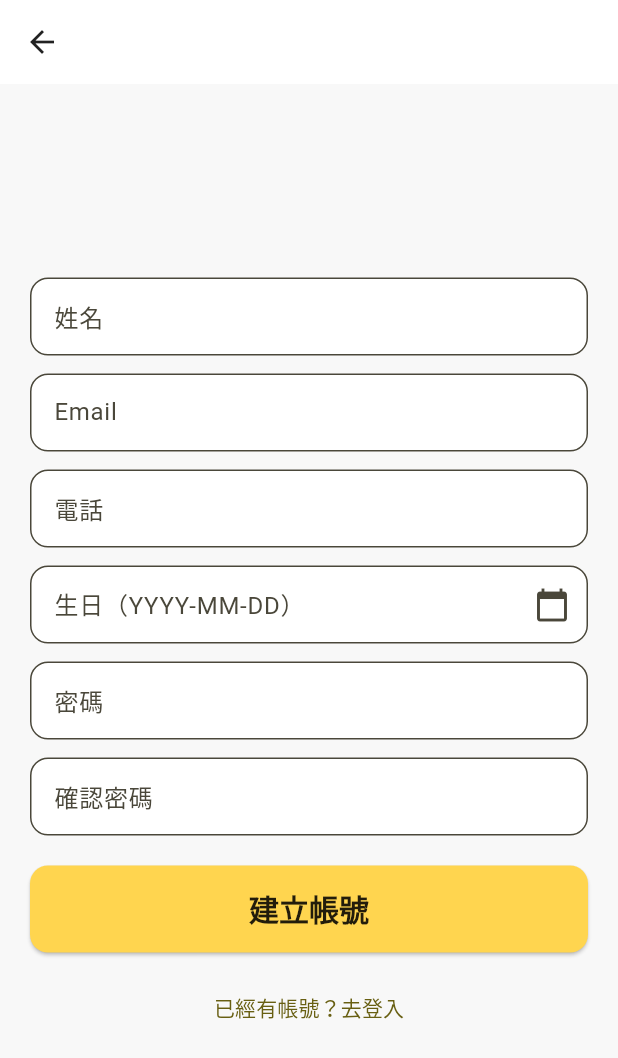
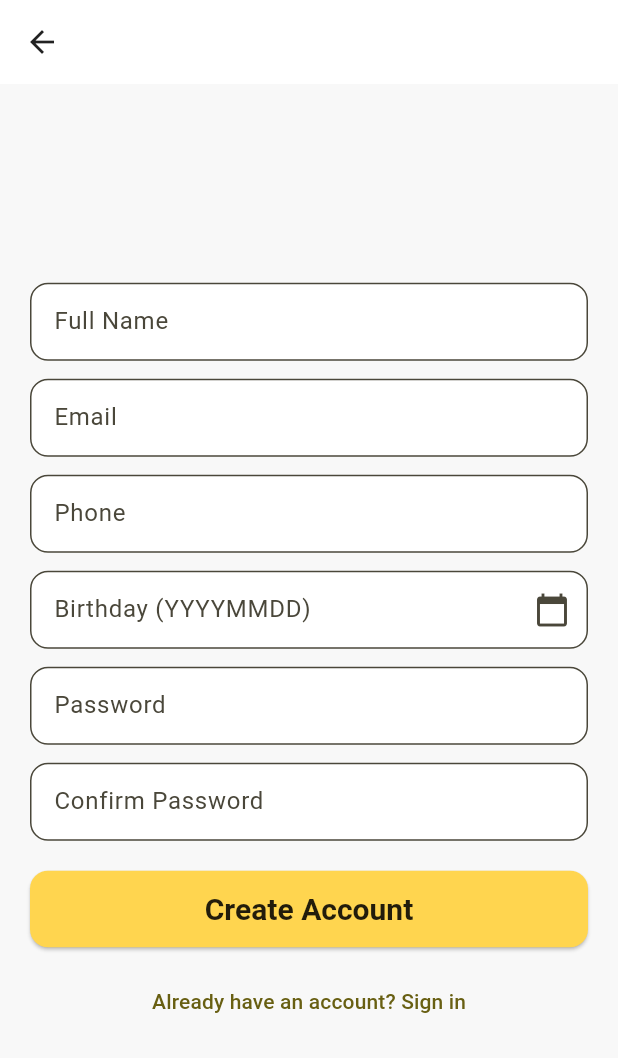
Before and after one commit to Felix-0901/Plant_APP, a Flutter app: the SignupPage screen opened by its route, on a phone screen of 412 x 824 dp. Shown: the top 1058 px of the screen. Run offline on Flutter 3.47's test engine with Material 3 defaults, Android fonts, the phone set to English and light mode, and no system bars.

Commit message:
英文版完成

```diff
--- a/lib/pages/login_page.dart
+++ b/lib/pages/login_page.dart
@@ -33,15 +33,14 @@ class _LoginPageState extends State<LoginPage> {
         email: _email.text.trim(),
         password: _password.text,
       );
-      // 成功：直接進主頁（不彈匡）
-      // 可視需要保存 email/token
+      // Success → go to Home (no dialog)
       // ignore: avoid_print
       print('Login OK => $res');
       if (!mounted) return;
       Navigator.pushReplacementNamed(context, '/home');
     } catch (e) {
-      // 失敗：顯示伺服器 message（有 OK 鈕）
-      await showAlert(context, e.toString(), title: '登入失敗');
+      // Failure → show error dialog from server message
+      await showAlert(context, e.toString(), title: 'Login Failed');
     } finally {
       if (mounted) setState(() => _loading = false);
     }
@@ -50,7 +49,7 @@ class _LoginPageState extends State<LoginPage> {
   @override
   Widget build(BuildContext context) {
     return Scaffold(
-      appBar: AppBar(title: const Text('登入', style: AppText.title)),
+      appBar: AppBar(title: const Text('Sign In', style: AppText.title)),
       body: Center(
         child: SingleChildScrollView(
           padding: const EdgeInsets.all(20),
@@ -70,16 +69,16 @@ class _LoginPageState extends State<LoginPage> {
                   const SizedBox(height: 12),
                   CustomTextField(
                     controller: _password,
-                    label: '密碼',
+                    label: 'Password',
                     obscureText: true,
                     validator: passwordValidator,
                   ),
                   const SizedBox(height: 20),
-                  CustomButton(text: '登入', onPressed: _onLogin, loading: _loading),
+                  CustomButton(text: 'Sign In', onPressed: _onLogin, loading: _loading),
                   const SizedBox(height: 12),
                   TextButton(
                     onPressed: () => Navigator.pushReplacementNamed(context, '/signup'),
-                    child: const Text('還沒有帳號？去註冊'),
+                    child: const Text("Don't have an account? Sign up"),
                   ),
                 ],
               ),
--- a/lib/pages/signup_page.dart
+++ b/lib/pages/signup_page.dart
@@ -17,12 +17,12 @@ class _SignupPageState extends State<SignupPage> {
   final _name = TextEditingController();
   final _email = TextEditingController();
   final _phone = TextEditingController();
-  final _birthdayCtrl = TextEditingController(); // 顯示 YYYY-MM-DD
+  final _birthdayCtrl = TextEditingController(); // display YYYYMMDD
   final _password = TextEditingController();
   final _confirm = TextEditingController();
   bool _loading = false;
 
-  DateTime? _birthday; // 內部存日期
+  DateTime? _birthday; // internal date
 
   @override
   void dispose() {
@@ -47,7 +47,7 @@ class _SignupPageState extends State<SignupPage> {
     if (picked != null) {
       setState(() {
         _birthday = picked;
-        _birthdayCtrl.text = ymd(picked);
+        _birthdayCtrl.text = ymd(picked); // YYYYMMDD
       });
     }
   }
@@ -55,7 +55,7 @@ class _SignupPageState extends State<SignupPage> {
   Future<void> _onSignup() async {
     if (!_form.currentState!.validate()) return;
     if (_birthday == null) {
-      await showAlert(context, '請選擇生日', title: '欄位未完成');
+      await showAlert(context, 'Please select your birthday', title: 'Incomplete Form');
       return;
     }
 
@@ -66,15 +66,14 @@ class _SignupPageState extends State<SignupPage> {
         email: _email.text.trim(),
         password: _password.text,
         phone: _phone.text.trim(),
-        birthday: _birthdayCtrl.text, // YYYY-MM-DD
+        birthday: _birthdayCtrl.text, // YYYYMMDD
       );
-      // 成功：彈 OK 匡，按下後回登入頁
-      await showAlert(context, res['message']?.toString() ?? 'Registration successful', title: '註冊成功');
+      // Success → show OK dialog then go back to Sign In
+      await showAlert(context, res['message']?.toString() ?? 'Registration successful', title: 'Sign Up Successful');
       if (!mounted) return;
       Navigator.pushReplacementNamed(context, '/login');
     } catch (e) {
-      // 失敗：顯示伺服器 message（有 OK 鈕）
-      await showAlert(context, e.toString(), title: '註冊失敗');
+      await showAlert(context, e.toString(), title: 'Sign Up Failed');
     } finally {
       if (mounted) setState(() => _loading = false);
     }
@@ -83,7 +82,7 @@ class _SignupPageState extends State<SignupPage> {
   @override
   Widget build(BuildContext context) {
     return Scaffold(
-      appBar: AppBar(title: const Text('註冊', style: AppText.title)),
+      appBar: AppBar(title: const Text('Sign Up', style: AppText.title)),
       body: Center(
         child: SingleChildScrollView(
           padding: const EdgeInsets.all(20),
@@ -96,8 +95,8 @@ class _SignupPageState extends State<SignupPage> {
                 children: [
                   CustomTextField(
                     controller: _name,
-                    label: '姓名',
-                    validator: (v) => requiredValidator(v, label: '姓名'),
+                    label: 'Full Name',
+                    validator: (v) => requiredValidator(v, label: 'Full Name'),
                   ),
                   const SizedBox(height: 12),
                   CustomTextField(
@@ -109,17 +108,17 @@ class _SignupPageState extends State<SignupPage> {
                   const SizedBox(height: 12),
                   CustomTextField(
                     controller: _phone,
-                    label: '電話',
+                    label: 'Phone',
                     keyboardType: TextInputType.phone,
-                    validator: (v) => requiredValidator(v, label: '電話'),
+                    validator: (v) => requiredValidator(v, label: 'Phone'),
                   ),
                   const SizedBox(height: 12),
                   TextFormField(
                     controller: _birthdayCtrl,
                     readOnly: true,
-                    validator: (v) => requiredValidator(v, label: '生日'),
+                    validator: (v) => requiredValidator(v, label: 'Birthday'),
                     decoration: InputDecoration(
-                      labelText: '生日（YYYY-MM-DD）',
+                      labelText: 'Birthday (YYYYMMDD)',
                       suffixIcon: IconButton(
                         onPressed: _pickBirthday,
                         icon: const Icon(Icons.calendar_today),
@@ -130,23 +129,23 @@ class _SignupPageState extends State<SignupPage> {
                   const SizedBox(height: 12),
                   CustomTextField(
                     controller: _password,
-                    label: '密碼',
+                    label: 'Password',
                     obscureText: true,
                     validator: passwordValidator,
                   ),
                   const SizedBox(height: 12),
                   CustomTextField(
                     controller: _confirm,
-                    label: '確認密碼',
+                    label: 'Confirm Password',
                     obscureText: true,
                     validator: (v) => confirmPasswordValidator(v, _password.text),
                   ),
                   const SizedBox(height: 20),
-                  CustomButton(text: '建立帳號', onPressed: _onSignup, loading: _loading),
+                  CustomButton(text: 'Create Account', onPressed: _onSignup, loading: _loading),
                   const SizedBox(height: 12),
                   TextButton(
                     onPressed: () => Navigator.pushReplacementNamed(context, '/login'),
-                    child: const Text('已經有帳號？去登入'),
+                    child: const Text('Already have an account? Sign in'),
                   ),
                 ],
               ),
--- a/lib/utils/tools.dart
+++ b/lib/utils/tools.dart
@@ -1,6 +1,6 @@
 import 'package:flutter/material.dart';
 
-Future<void> showAlert(BuildContext context, String msg, {String title = '提示'}) async {
+Future<void> showAlert(BuildContext context, String msg, {String title = 'Notice'}) async {
   return showDialog<void>(
     context: context,
     builder: (_) => AlertDialog(
@@ -17,28 +17,28 @@ void showSnack(BuildContext context, String msg) {
   ScaffoldMessenger.of(context).showSnackBar(SnackBar(content: Text(msg)));
 }
 
-String? requiredValidator(String? v, {String label = '此欄位'}) {
-  if (v == null || v.trim().isEmpty) return '$label 為必填';
+String? requiredValidator(String? v, {String label = 'This field'}) {
+  if (v == null || v.trim().isEmpty) return '$label is required';
   return null;
 }
 
 String? emailValidator(String? v) {
-  if (v == null || v.trim().isEmpty) return 'Email 為必填';
+  if (v == null || v.trim().isEmpty) return 'Email is required';
   final ok = RegExp(r'^[^@]+@[^@]+\.[^@]+$').hasMatch(v.trim());
-  return ok ? null : 'Email 格式不正確';
+  return ok ? null : 'Invalid email format';
 }
 
 String? passwordValidator(String? v) {
-  if (v == null || v.length < 6) return '密碼至少 6 碼';
+  if (v == null || v.length < 6) return 'Password must be at least 6 characters';
   return null;
 }
 
 String? confirmPasswordValidator(String? v, String original) {
-  if (v == null || v.isEmpty) return '請再次輸入密碼';
-  if (v != original) return '兩次密碼不一致';
+  if (v == null || v.isEmpty) return 'Please confirm your password';
+  if (v != original) return 'Passwords do not match';
   return null;
 }
 
-// 簡單把 DateTime 轉 YYYYMMDD
+// YYYYMMDD (no separators)
 String ymd(DateTime d) =>
     '${d.year.toString().padLeft(4, '0')}${d.month.toString().padLeft(2, '0')}${d.day.toString().padLeft(2, '0')}';
```
Also changed, not shown: lib/pages/greenhouse_page.dart (+6 -12 lines), lib/pages/home_page.dart (+5 -4 lines).
